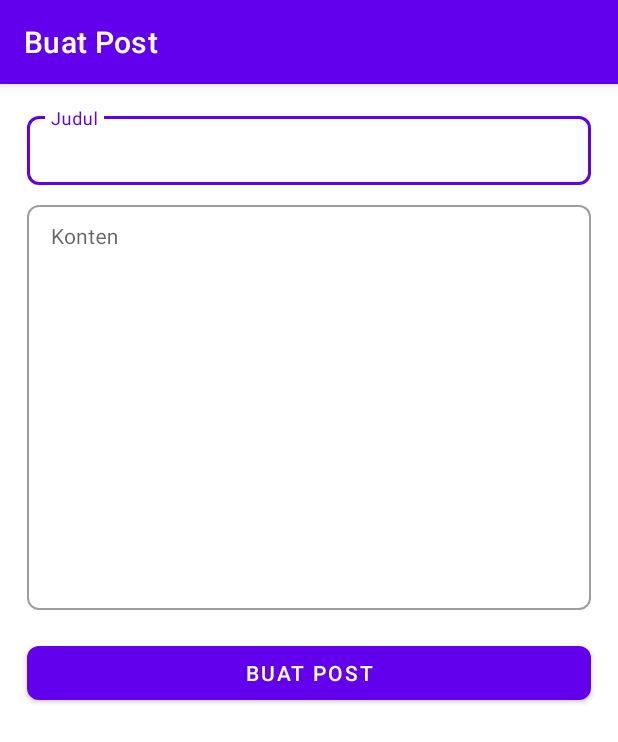
After one commit to touki24/otopost, an Android app: the layout fragment_post_create.xml on its own in the app's theme, with its tools: preview values and no code run, on a phone screen of 412 x 824 dp. The commit adds this screen. Shown: the top 742 px of the screen. Run offline under Robolectric (Android 15) with nearby library versions, the phone set to English and light mode, and no system bars.

Commit message:
feat(): add post create fragment on app module

```diff
--- /dev/null
+++ b/app/src/main/java/com/touki/otopost/presentation/post/create/PostCreateFragment.kt
@@ -0,0 +1,28 @@
+package com.touki.otopost.presentation.post.create
+
+import android.os.Bundle
+import androidx.fragment.app.Fragment
+import android.view.LayoutInflater
+import android.view.View
+import android.view.ViewGroup
+import by.kirich1409.viewbindingdelegate.CreateMethod
+import by.kirich1409.viewbindingdelegate.viewBinding
+import com.touki.otopost.R
+import com.touki.otopost.databinding.FragmentPostCreateBinding
+
+class PostCreateFragment : Fragment() {
+
+    private val binding: FragmentPostCreateBinding by viewBinding(createMethod = CreateMethod.INFLATE)
+
+    override fun onCreateView(
+        inflater: LayoutInflater, container: ViewGroup?,
+        savedInstanceState: Bundle?
+    ): View {
+        return binding.root
+    }
+
+    override fun onViewCreated(view: View, savedInstanceState: Bundle?) {
+        super.onViewCreated(view, savedInstanceState)
+    }
+
+}
--- /dev/null
+++ b/app/src/main/res/layout/fragment_post_create.xml
@@ -0,0 +1,107 @@
+<?xml version="1.0" encoding="utf-8"?>
+<androidx.constraintlayout.widget.ConstraintLayout xmlns:app="http://schemas.android.com/apk/res-auto"
+    xmlns:android="http://schemas.android.com/apk/res/android"
+    xmlns:tools="http://schemas.android.com/tools"
+    android:layout_width="match_parent"
+    android:layout_height="match_parent"
+    tools:context=".presentation.post.create.PostCreateFragment">
+
+    <!-- Toolbar  -->
+    <com.google.android.material.appbar.AppBarLayout
+        android:id="@+id/appBar"
+        android:layout_width="match_parent"
+        android:layout_height="wrap_content"
+        app:layout_constraintStart_toStartOf="parent"
+        app:layout_constraintTop_toTopOf="parent">
+
+        <com.google.android.material.appbar.MaterialToolbar
+            android:id="@+id/toolbar"
+            android:layout_width="match_parent"
+            android:layout_height="?attr/actionBarSize"
+            android:theme="@style/ThemeOverlay.MaterialComponents.Dark"
+            app:title="Buat Post">
+
+        </com.google.android.material.appbar.MaterialToolbar>
+
+    </com.google.android.material.appbar.AppBarLayout>
+
+    <ScrollView
+        android:layout_width="match_parent"
+        android:layout_height="0dp"
+        app:layout_constraintTop_toBottomOf="@id/appBar"
+        app:layout_constraintStart_toStartOf="parent"
+        app:layout_constraintEnd_toEndOf="parent"
+        app:layout_constraintBottom_toBottomOf="parent">
+        <androidx.constraintlayout.widget.ConstraintLayout
+            android:layout_width="match_parent"
+            android:layout_height="wrap_content">
+
+            <com.google.android.material.textfield.TextInputLayout
+                style="@style/Widget.MaterialComponents.TextInputLayout.OutlinedBox.Dense"
+                android:id="@+id/postTitle"
+                android:layout_width="match_parent"
+                android:layout_height="wrap_content"
+                android:layout_marginTop="16dp"
+                android:layout_marginHorizontal="18dp"
+                android:hint="@string/label_title"
+                app:boxBackgroundColor="@color/white"
+                app:boxCornerRadiusBottomStart="8dp"
+                app:boxCornerRadiusTopStart="8dp"
+                app:boxCornerRadiusTopEnd="8dp"
+                app:boxCornerRadiusBottomEnd="8dp"
+                app:layout_constraintTop_toTopOf="parent"
+                app:layout_constraintStart_toStartOf="parent"
+                app:layout_constraintEnd_toEndOf="parent">
+
+                <com.google.android.material.textfield.TextInputEditText
+                    android:layout_width="match_parent"
+                    android:layout_height="wrap_content"
+                    android:textSize="14sp"
+                    android:digits="@string/digits_alphanumeric_and_symbols"
+                    android:inputType="textNoSuggestions"/>
+
+            </com.google.android.material.textfield.TextInputLayout>
+
+            <com.google.android.material.textfield.TextInputLayout
+                style="@style/Widget.MaterialComponents.TextInputLayout.OutlinedBox.Dense"
+                android:id="@+id/postContent"
+                android:layout_width="match_parent"
+                android:layout_height="wrap_content"
+                android:layout_marginTop="8dp"
+                android:layout_marginHorizontal="18dp"
+                android:hint="@string/label_content"
+                app:boxBackgroundColor="@color/white"
+                app:boxCornerRadiusBottomStart="8dp"
+                app:boxCornerRadiusTopStart="8dp"
+                app:boxCornerRadiusTopEnd="8dp"
+                app:boxCornerRadiusBottomEnd="8dp"
+                app:layout_constraintTop_toBottomOf="@id/postTitle"
+                app:layout_constraintStart_toStartOf="parent"
+                app:layout_constraintEnd_toEndOf="parent">
+
+                <com.google.android.material.textfield.TextInputEditText
+                    android:layout_width="match_parent"
+                    android:layout_height="wrap_content"
+                    android:textSize="14sp"
+                    android:lines="15"
+                    android:gravity="top"
+                    android:digits="@string/digits_alphanumeric_and_symbols"
+                    android:inputType="textNoSuggestions"/>
+
+            </com.google.android.material.textfield.TextInputLayout>
+
+            <com.google.android.material.button.MaterialButton
+                android:id="@+id/buttonSubmit"
+                android:layout_width="match_parent"
+                android:layout_height="wrap_content"
+                android:layout_marginTop="18dp"
+                android:layout_marginHorizontal="18dp"
+                android:paddingTop="0dp"
+                android:paddingBottom="0dp"
+                android:text="@string/label_create_post"
+                app:cornerRadius="8dp"
+                app:layout_constraintTop_toBottomOf="@id/postContent"
+                />
+        </androidx.constraintlayout.widget.ConstraintLayout>
+    </ScrollView>
+</androidx.constraintlayout.widget.ConstraintLayout>
--- a/app/src/main/res/layout/fragment_post_detail.xml
+++ b/app/src/main/res/layout/fragment_post_detail.xml
@@ -43,7 +43,7 @@
                     android:textColor="@color/white"
                     android:gravity="center"
                     android:textStyle="bold"
-                    android:textSize="18sp"
+                    android:textSize="24sp"
                     app:layout_constraintTop_toTopOf="parent"
                     app:layout_constraintBottom_toBottomOf="parent"
                     app:layout_constraintStart_toEndOf="@id/toolbarButtonLeft"/>
--- a/app/src/main/res/navigation/nav_graph_main.xml
+++ b/app/src/main/res/navigation/nav_graph_main.xml
@@ -13,6 +13,9 @@
         <action
             android:id="@+id/action_postFragment_to_postDetailFragment"
             app:destination="@id/postDetailFragment" />
+        <action
+            android:id="@+id/action_postFragment_to_postCreateFragment"
+            app:destination="@id/postCreateFragment" />
     </fragment>
     <fragment
         android:id="@+id/postDetailFragment"
@@ -27,5 +30,14 @@
             app:argType="integer"
             android:defaultValue="0" />
     </fragment>
+    <fragment
+        android:id="@+id/postCreateFragment"
+        android:name="com.touki.otopost.presentation.post.create.PostCreateFragment"
+        android:label="fragment_post_create"
+        tools:layout="@layout/fragment_post_create" >
+        <action
+            android:id="@+id/action_postCreateFragment_to_postFragment"
+            app:destination="@id/postFragment" />
+    </fragment>
 
 </navigation>
--- a/app/src/main/res/values/strings.xml
+++ b/app/src/main/res/values/strings.xml
@@ -5,4 +5,8 @@
     <string name="label_confirmation">Konfirmasi</string>
     <string name="label_decline">Batal</string>
     <string name="label_accept">Ya</string>
+    <string name="digits_alphanumeric_and_symbols">ASDFGHJKLQWERTYUIOPZXCVBNMasdfghjkllqwertyuiopzxcvbnm1234567890,.!@#$%^*()_+=- ?</string>
+    <string name="label_title">Judul</string>
+    <string name="label_content">Konten</string>
+    <string name="label_create_post">Buat Post</string>
 </resources>
```
